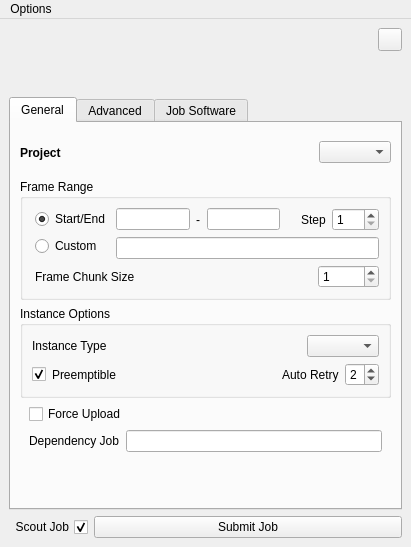
Before: the Qt Designer form conductor/resources/submitter.ui in AtomicConductor/conductor_client, drawn with Qt 5.
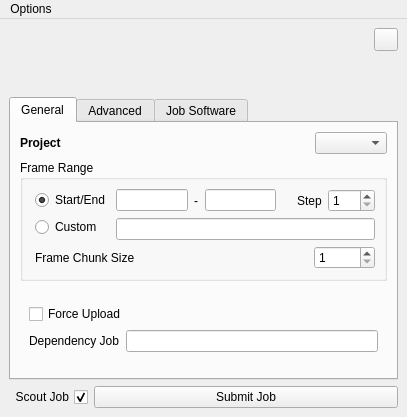
After: the same form once the commit is applied. Icons and pictures are not drawn.

Commit message:
Update submitter ui to more elegantly present gpu instance types
- Extract instance options from main submitter.ui and into a separate
widget/class
- Update minimum required version of Qt.py (there's an earlier bug which
prevents custom widget class from being found/applied when loading a .ui
file)

```diff
--- a/conductor/resources/submitter.ui
+++ b/conductor/resources/submitter.ui
@@ -6,8 +6,8 @@
    <rect>
     <x>0</x>
     <y>0</y>
-    <width>411</width>
-    <height>547</height>
+    <width>407</width>
+    <height>417</height>
    </rect>
   </property>
   <property name="windowTitle">
@@ -21,7 +21,7 @@
    <string notr="true"/>
   </property>
   <widget class="QWidget" name="centralwidget">
-   <layout class="QVBoxLayout" name="verticalLayout">
+   <layout class="QVBoxLayout" name="verticalLayout_20">
     <item>
      <widget class="QWidget" name="widget_4" native="true">
       <layout class="QHBoxLayout" name="horizontalLayout_3">
@@ -641,157 +641,23 @@
          </widget>
         </item>
         <item>
-         <widget class="QGroupBox" name="ui_instance_options_grpbx">
-          <property name="title">
-           <string>Instance Options</string>
-          </property>
-          <layout class="QVBoxLayout" name="verticalLayout_16">
-           <item>
-            <widget class="QWidget" name="ui_instance_type_wgt" native="true">
-             <property name="toolTip">
-              <string>Choose the type of machine to launch the job on</string>
-             </property>
-             <layout class="QHBoxLayout" name="horizontalLayout_11">
-              <property name="leftMargin">
-               <number>0</number>
-              </property>
-              <property name="topMargin">
-               <number>0</number>
-              </property>
-              <property name="rightMargin">
-               <number>0</number>
-              </property>
-              <property name="bottomMargin">
-               <number>0</number>
-              </property>
-              <item>
-               <widget class="QLabel" name="label_11">
-                <property name="text">
-                 <string>Instance Type</string>
-                </property>
-               </widget>
-              </item>
-              <item>
-               <widget class="QComboBox" name="ui_instance_type_cmbx">
-                <property name="sizePolicy">
-                 <sizepolicy hsizetype="Maximum" vsizetype="Fixed">
-                  <horstretch>0</horstretch>
-                  <verstretch>0</verstretch>
-                 </sizepolicy>
-                </property>
-                <property name="currentIndex">
-                 <number>-1</number>
-                </property>
-                <property name="isFileUserPref" stdset="0">
-                 <bool>true</bool>
-                </property>
-               </widget>
-              </item>
-             </layout>
-            </widget>
-           </item>
-           <item>
-            <widget class="QWidget" name="ui_preemptible_wgt" native="true">
-             <property name="toolTip">
-              <string>A preemptible instance can be up to 50% less expensive, but could be terminated before it completes a task.
-Preemption rate ~10%.  Recommended best use when renders are short, or not against a mission critical deadline.</string>
-             </property>
-             <layout class="QHBoxLayout" name="horizontalLayout_4">
-              <property name="leftMargin">
-               <number>0</number>
-              </property>
-              <property name="topMargin">
-               <number>0</number>
-              </property>
-              <property name="rightMargin">
-               <number>0</number>
-              </property>
-              <property name="bottomMargin">
-               <number>0</number>
-              </property>
-              <item>
-               <widget class="QCheckBox" name="ui_preemptible_chkbx">
-                <property name="layoutDirection">
-                 <enum>Qt::RightToLeft</enum>
-                </property>
-                <property name="text">
-                 <string/>
-                </property>
-                <property name="checked">
-                 <bool>true</bool>
-                </property>
-                <property name="isFileUserPref" stdset="0">
-                 <bool>true</bool>
-                </property>
-               </widget>
-              </item>
-              <item>
-               <widget class="QLabel" name="label_12">
-                <property name="text">
-                 <string>Preemptible</string>
-                </property>
-               </widget>
-              </item>
-              <item>
-               <spacer name="horizontalSpacer_3">
-                <property name="orientation">
-                 <enum>Qt::Horizontal</enum>
-                </property>
-                <property name="sizeHint" stdset="0">
-                 <size>
-                  <width>40</width>
-                  <height>20</height>
-                 </size>
-                </property>
-               </spacer>
-              </item>
-              <item>
-               <widget class="QWidget" name="ui_autoretry_wgt" native="true">
-                <property name="enabled">
-                 <bool>true</bool>
-                </property>
-                <property name="toolTip">
-                 <string>The maximum amount of times to automatically retry preempted tasks</string>
-                </property>
-                <layout class="QHBoxLayout" name="horizontalLayout_7">
-                 <property name="leftMargin">
-                  <number>0</number>
-                 </property>
-                 <property name="topMargin">
-                  <number>0</number>
-                 </property>
-                 <property name="rightMargin">
-                  <number>0</number>
-                 </property>
-                 <property name="bottomMargin">
-                  <number>0</number>
-                 </property>
-                 <item>
-                  <widget class="QLabel" name="label_2">
-                   <property name="text">
-                    <string>Auto Retry</string>
-                   </property>
-                  </widget>
-                 </item>
-                 <item>
-                  <widget class="QSpinBox" name="ui_autoretry_spnbx">
-                   <property name="maximum">
-                    <number>5</number>
-                   </property>
-                   <property name="value">
-                    <number>2</number>
-                   </property>
-                   <property name="isFileUserPref" stdset="0">
-                    <bool>true</bool>
-                   </property>
-                  </widget>
-                 </item>
-                </layout>
-               </widget>
-              </item>
-             </layout>
-            </widget>
-           </item>
+         <widget class="QWidget" name="ui_instance_container_wgt" native="true">
+          <layout class="QVBoxLayout" name="verticalLayout">
+           <property name="spacing">
+            <number>0</number>
+           </property>
+           <property name="leftMargin">
+            <number>0</number>
+           </property>
+           <property name="topMargin">
+            <number>0</number>
+           </property>
+           <property name="rightMargin">
+            <number>0</number>
+           </property>
+           <property name="bottomMargin">
+            <number>0</number>
+           </property>
           </layout>
          </widget>
         </item>
@@ -1298,8 +1164,8 @@
     <rect>
      <x>0</x>
      <y>0</y>
-     <width>411</width>
-     <height>22</height>
+     <width>407</width>
+     <height>20</height>
     </rect>
    </property>
    <widget class="QMenu" name="ui_options_qmenu">
```
Left out of the diff: 2 changed lines with no effect on the pictures. The commit also changes 3 other files.
